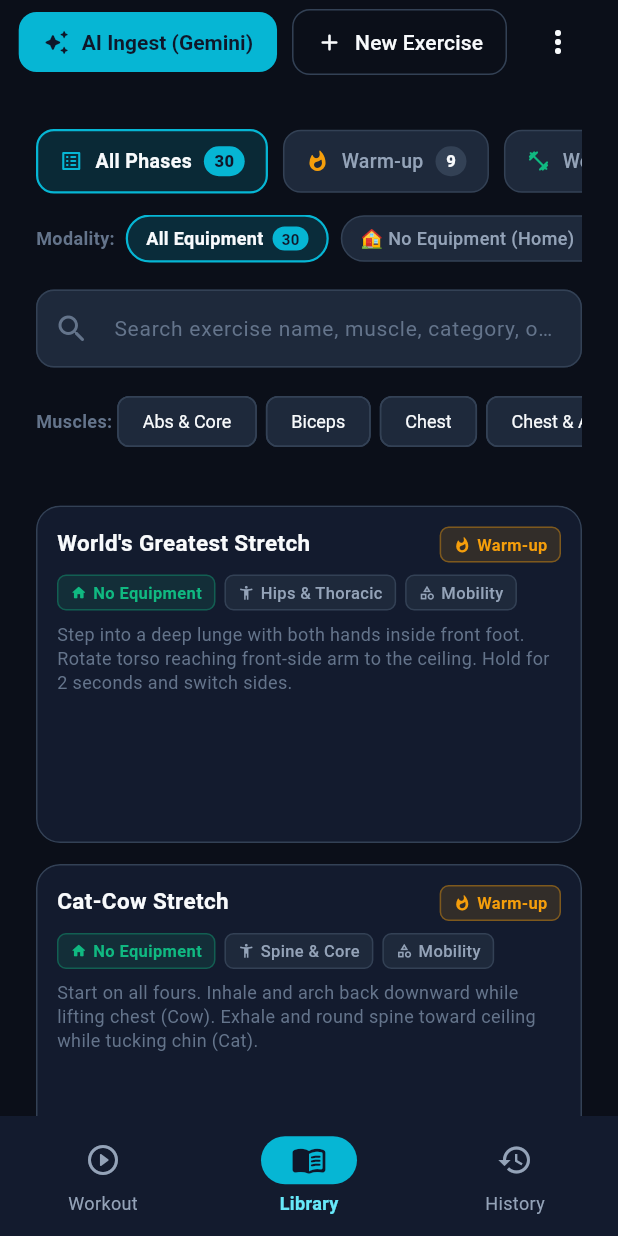
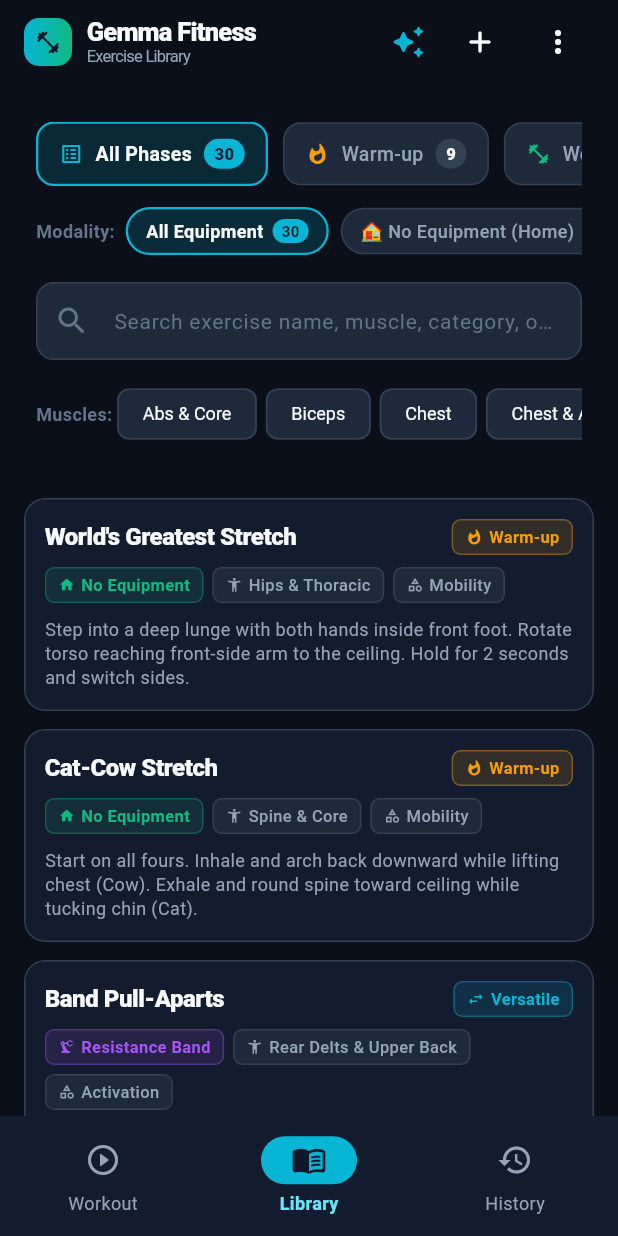
Before and after one commit to armin-hartmann/gemma-fitness, a Flutter app: the screen it shows after launch, item 2 of the bottom bar chosen, on a phone screen of 412 x 824 dp. Run offline on Flutter 3.47's test engine with Material 3 defaults, Android fonts, the phone set to English and light mode, and no system bars; our stand-ins replace drift, drift_flutter, google_generative_ai, shared_preferences; missing offline and left inert: dart:js_interop; accounts and stored records are empty; generated files the repository leaves out were written again.

Commit message:
Optimize card layout and appbar responsiveness for mobile and small screens

```diff
--- a/lib/ui/features/exercise_admin/views/exercise_admin_view.dart
+++ b/lib/ui/features/exercise_admin/views/exercise_admin_view.dart
@@ -78,14 +78,17 @@ class _ExerciseAdminViewState extends State<ExerciseAdminView> {
   }
 
   Widget _buildAppBar(ExerciseAdminViewModel vm) {
+    final screenWidth = MediaQuery.sizeOf(context).width;
+    final isMobile = screenWidth < 600;
+
     return SliverAppBar(
       pinned: true,
-      expandedHeight: 70,
+      expandedHeight: isMobile ? 65 : 70,
       backgroundColor: AppTheme.background,
       title: Row(
         children: [
           Container(
-            padding: const EdgeInsets.all(8),
+            padding: const EdgeInsets.all(7),
             decoration: BoxDecoration(
               gradient: const LinearGradient(
                 colors: [AppTheme.primary, AppTheme.accent],
@@ -95,19 +98,19 @@ class _ExerciseAdminViewState extends State<ExerciseAdminView> {
             child: const Icon(
               Icons.fitness_center_rounded,
               color: Color(0xFF0F172A),
-              size: 20,
+              size: 18,
             ),
           ),
-          const SizedBox(width: 12),
-          const Expanded(
+          const SizedBox(width: 10),
+          Expanded(
             child: Column(
               crossAxisAlignment: CrossAxisAlignment.start,
               mainAxisSize: MainAxisSize.min,
               children: [
-                Text(
+                const Text(
                   'Gemma Fitness',
                   style: TextStyle(
-                    fontSize: 18,
+                    fontSize: 17,
                     fontWeight: FontWeight.w800,
                     letterSpacing: -0.5,
                   ),
@@ -115,9 +118,9 @@ class _ExerciseAdminViewState extends State<ExerciseAdminView> {
                   overflow: TextOverflow.ellipsis,
                 ),
                 Text(
-                  'Master Exercise Library & Cloud Ingestion',
-                  style: TextStyle(
-                    fontSize: 12,
+                  isMobile ? 'Exercise Library' : 'Master Exercise Library & Cloud Ingestion',
+                  style: const TextStyle(
+                    fontSize: 11,
                     color: AppTheme.textSecondary,
                     fontWeight: FontWeight.normal,
                   ),
@@ -130,6 +133,23 @@ class _ExerciseAdminViewState extends State<ExerciseAdminView> {
         ],
       ),
       actions: [
+        if (isMobile) ...[
+          IconButton(
+            onPressed: () => GeminiIngestDialog.show(context, viewModel: vm),
+            icon: const Icon(Icons.auto_awesome_rounded, color: AppTheme.primary),
+            tooltip: 'AI Ingest (Gemini)',
+          ),
+          IconButton(
+            onPressed: () async {
+              final dto = await ExerciseEditDialog.show(context);
+              if (dto != null) {
+                await vm.saveExercise(dto);
+              }
+            },
+            icon: const Icon(Icons.add_rounded, color: AppTheme.textPrimary),
+            tooltip: 'New Exercise',
+          ),
+        ] else ...[
           ElevatedButton.icon(
             style: ElevatedButton.styleFrom(
               backgroundColor: AppTheme.primary,
@@ -151,7 +171,8 @@ class _ExerciseAdminViewState extends State<ExerciseAdminView> {
             icon: const Icon(Icons.add_rounded, size: 18),
             label: const Text('New Exercise'),
           ),
-        const SizedBox(width: 10),
+        ],
+        const SizedBox(width: 4),
         PopupMenuButton<String>(
           icon: const Icon(Icons.more_vert_rounded, color: AppTheme.textPrimary),
           color: AppTheme.surfaceElevated,
@@ -546,11 +567,23 @@ class _ExerciseAdminViewState extends State<ExerciseAdminView> {
       );
     }
 
+    final screenWidth = MediaQuery.sizeOf(context).width;
+    final isMobile = screenWidth < 600;
+
     return SliverPadding(
-      padding: const EdgeInsets.symmetric(horizontal: 24),
-      sliver: SliverGrid(
+      padding: EdgeInsets.symmetric(horizontal: isMobile ? 16 : 24),
+      sliver: isMobile
+          ? SliverList.separated(
+              itemCount: exercises.length,
+              separatorBuilder: (ctx, i) => const SizedBox(height: 12),
+              itemBuilder: (context, index) {
+                final exercise = exercises[index];
+                return _buildExerciseCard(vm, exercise, isMobile: true);
+              },
+            )
+          : SliverGrid(
               gridDelegate: const SliverGridDelegateWithMaxCrossAxisExtent(
-          maxCrossAxisExtent: 400,
+                maxCrossAxisExtent: 420,
                 mainAxisSpacing: 14,
                 crossAxisSpacing: 14,
                 mainAxisExtent: 225,
@@ -558,7 +591,7 @@ class _ExerciseAdminViewState extends State<ExerciseAdminView> {
               delegate: SliverChildBuilderDelegate(
                 (context, index) {
                   final exercise = exercises[index];
-            return _buildExerciseCard(vm, exercise);
+                  return _buildExerciseCard(vm, exercise, isMobile: false);
                 },
                 childCount: exercises.length,
               ),
@@ -566,7 +599,8 @@ class _ExerciseAdminViewState extends State<ExerciseAdminView> {
     );
   }
 
-  Widget _buildExerciseCard(ExerciseAdminViewModel vm, Exercise exercise) {
+  Widget _buildExerciseCard(ExerciseAdminViewModel vm, Exercise exercise,
+      {bool isMobile = false}) {
     final isHomeBodyweight = !exercise.requiresEquipment ||
         exercise.equipment.toLowerCase() == 'bodyweight';
     final isFreeWeight = exercise.equipment.toLowerCase().contains('barbell') ||
@@ -576,6 +610,11 @@ class _ExerciseAdminViewState extends State<ExerciseAdminView> {
     return Card(
       margin: EdgeInsets.zero,
       clipBehavior: Clip.antiAlias,
+      elevation: 0,
+      shape: RoundedRectangleBorder(
+        borderRadius: BorderRadius.circular(14),
+        side: const BorderSide(color: AppTheme.cardBorder),
+      ),
       child: InkWell(
         onTap: () async {
           final updatedDto = await ExerciseEditDialog.show(
@@ -590,20 +629,21 @@ class _ExerciseAdminViewState extends State<ExerciseAdminView> {
           padding: const EdgeInsets.all(14),
           child: Column(
             crossAxisAlignment: CrossAxisAlignment.start,
+            mainAxisSize: isMobile ? MainAxisSize.min : MainAxisSize.max,
             children: [
               Row(
-                mainAxisAlignment: MainAxisAlignment.spaceBetween,
                 crossAxisAlignment: CrossAxisAlignment.start,
                 children: [
                   Expanded(
                     child: Text(
                       exercise.name,
                       style: const TextStyle(
-                        fontSize: 15,
-                        fontWeight: FontWeight.w700,
+                        fontSize: 16,
+                        fontWeight: FontWeight.w800,
                         color: AppTheme.textPrimary,
+                        letterSpacing: -0.3,
                       ),
-                      maxLines: 1,
+                      maxLines: 2,
                       overflow: TextOverflow.ellipsis,
                     ),
                   ),
@@ -614,7 +654,7 @@ class _ExerciseAdminViewState extends State<ExerciseAdminView> {
               const SizedBox(height: 8),
               Wrap(
                 spacing: 6,
-                runSpacing: 4,
+                runSpacing: 6,
                 children: [
                   // Equipment Requirement Badge
                   if (isHomeBodyweight)
@@ -640,22 +680,20 @@ class _ExerciseAdminViewState extends State<ExerciseAdminView> {
                   _buildCardTag(Icons.category_outlined, exercise.category),
                 ],
               ),
-              const SizedBox(height: 8),
-              Expanded(
-                child: (exercise.instructions != null &&
-                        exercise.instructions!.isNotEmpty)
-                    ? Text(
+              if (exercise.instructions != null &&
+                  exercise.instructions!.isNotEmpty) ...[
+                const SizedBox(height: 10),
+                Text(
                   exercise.instructions!,
                   style: const TextStyle(
-                          color: AppTheme.textMuted,
+                    color: AppTheme.textSecondary,
                     fontSize: 12,
-                          height: 1.3,
+                    height: 1.35,
                   ),
-                        maxLines: 3,
+                  maxLines: isMobile ? 3 : 2,
                   overflow: TextOverflow.ellipsis,
-                      )
-                    : const SizedBox.shrink(),
                 ),
+              ],
             ],
           ),
         ),
```
Also changed, not shown: lib/ui/features/workout_tracker/views/active_workout_view.dart (+29 -2 lines), lib/ui/features/workout_tracker/views/workout_preset_card.dart (+4 -6 lines). Lines whose indentation alone changed are shown as unchanged.
